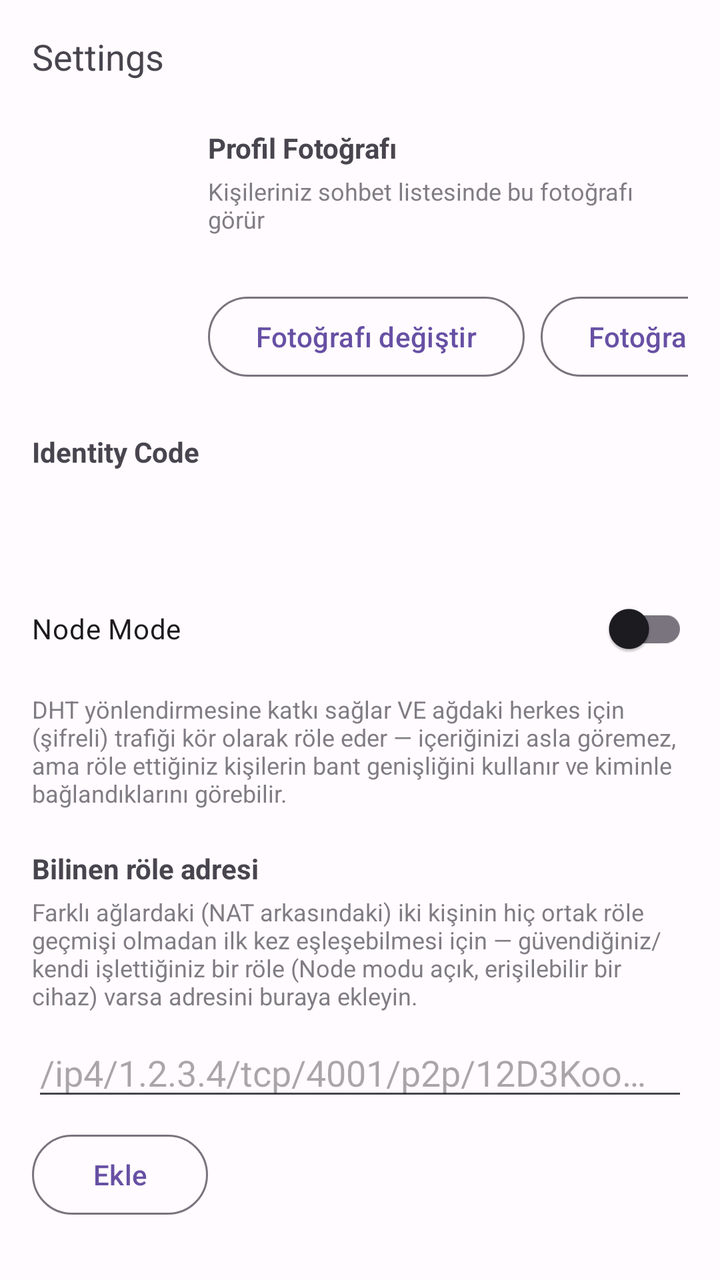
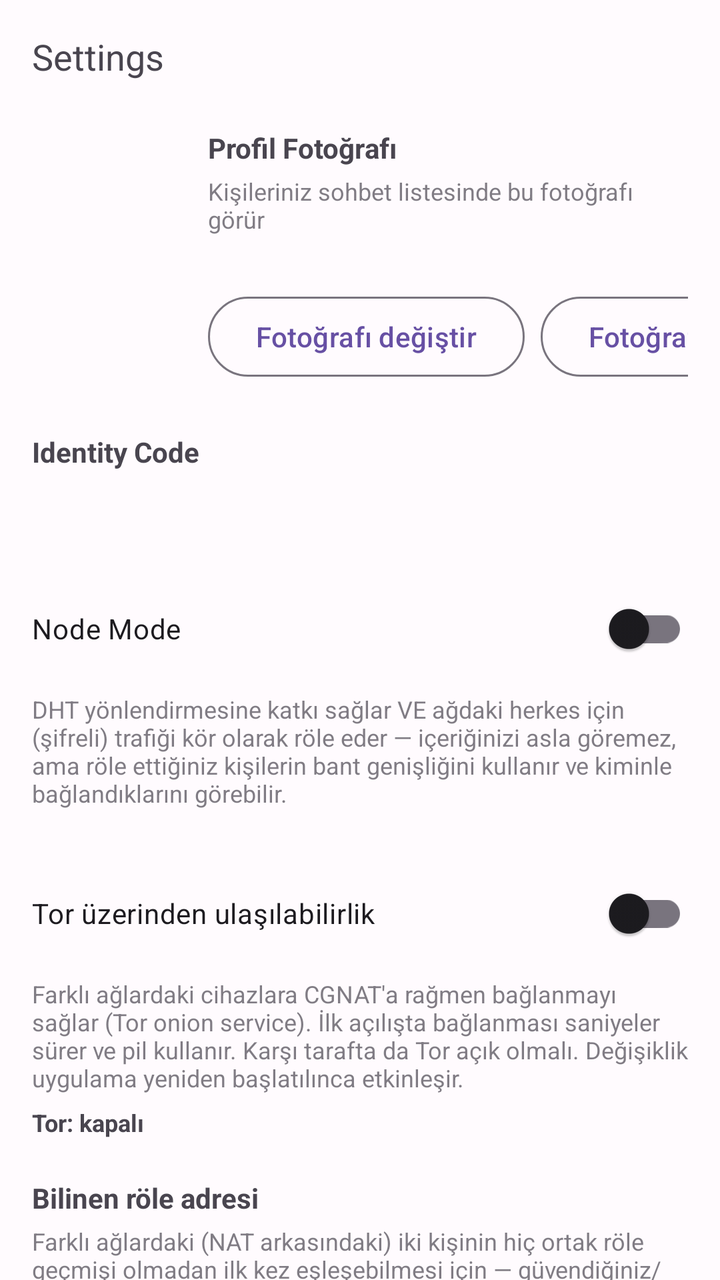

Before-and-after screenshots of an Android layout around one commit, followed by the original layout XML and the change that was made.
<!-- AndroidManifest.xml: application theme Theme.P2PMessenger -->
<!-- res/layout/fragment_settings.xml -->
<?xml version="1.0" encoding="utf-8"?>
<androidx.core.widget.NestedScrollView xmlns:android="http://schemas.android.com/apk/res/android"
    xmlns:app="http://schemas.android.com/apk/res-auto"
    android:layout_width="match_parent"
    android:layout_height="match_parent">

<androidx.constraintlayout.widget.ConstraintLayout
    android:layout_width="match_parent"
    android:layout_height="wrap_content"
    android:padding="16dp">

    <TextView
        android:id="@+id/settings_title"
        android:layout_width="wrap_content"
        android:layout_height="wrap_content"
        android:text="@string/title_settings"
        android:textSize="18sp"
        app:layout_constraintTop_toTopOf="parent"
        app:layout_constraintStart_toStartOf="parent" />

    
    <ImageView
        android:id="@+id/img_own_avatar"
        android:layout_width="72dp"
        android:layout_height="72dp"
        android:layout_marginTop="24dp"
        android:contentDescription="@string/content_desc_profile_picture"
        app:layout_constraintTop_toBottomOf="@id/settings_title"
        app:layout_constraintStart_toStartOf="parent" />

    <TextView
        android:id="@+id/lbl_own_avatar"
        android:layout_width="0dp"
        android:layout_height="wrap_content"
        android:layout_marginStart="16dp"
        android:text="@string/lbl_profile_picture"
        android:textStyle="bold"
        app:layout_constraintTop_toTopOf="@id/img_own_avatar"
        app:layout_constraintStart_toEndOf="@id/img_own_avatar"
        app:layout_constraintEnd_toEndOf="parent" />

    <TextView
        android:layout_width="0dp"
        android:layout_height="wrap_content"
        android:layout_marginStart="16dp"
        android:layout_marginTop="4dp"
        android:text="@string/lbl_profile_picture_desc"
        android:textSize="12sp"
        android:alpha="0.7"
        app:layout_constraintTop_toBottomOf="@id/lbl_own_avatar"
        app:layout_constraintStart_toEndOf="@id/img_own_avatar"
        app:layout_constraintEnd_toEndOf="parent" />

    <Button
        android:id="@+id/btn_change_picture"
        style="?attr/materialButtonOutlinedStyle"
        android:layout_width="wrap_content"
        android:layout_height="wrap_content"
        android:layout_marginStart="16dp"
        android:layout_marginTop="8dp"
        android:text="@string/action_change_picture"
        app:layout_constraintTop_toBottomOf="@id/img_own_avatar"
        app:layout_constraintStart_toEndOf="@id/img_own_avatar" />

    <Button
        android:id="@+id/btn_remove_picture"
        style="?attr/materialButtonOutlinedStyle"
        android:layout_width="wrap_content"
        android:layout_height="wrap_content"
        android:layout_marginStart="8dp"
        android:text="@string/action_remove_picture"
        app:layout_constraintTop_toTopOf="@id/btn_change_picture"
        app:layout_constraintStart_toEndOf="@id/btn_change_picture" />

    <TextView
        android:id="@+id/identity_code_label"
        android:layout_width="0dp"
        android:layout_height="wrap_content"
        android:layout_marginTop="24dp"
        android:text="@string/lbl_identity_code"
        android:textStyle="bold"
        app:layout_constraintTop_toBottomOf="@id/btn_change_picture"
        app:layout_constraintStart_toStartOf="parent"
        app:layout_constraintEnd_toEndOf="parent" />

    <TextView
        android:id="@+id/identity_code_value"
        android:layout_width="0dp"
        android:layout_height="wrap_content"
        android:layout_marginTop="4dp"
        android:textIsSelectable="true"
        android:fontFamily="monospace"
        app:layout_constraintTop_toBottomOf="@id/identity_code_label"
        app:layout_constraintStart_toStartOf="parent"
        app:layout_constraintEnd_toEndOf="parent" />

    
    <com.google.android.material.switchmaterial.SwitchMaterial
        android:id="@+id/node_mode_switch"
        android:layout_width="0dp"
        android:layout_height="wrap_content"
        android:layout_marginTop="32dp"
        android:text="@string/lbl_node_mode"
        app:layout_constraintTop_toBottomOf="@id/identity_code_value"
        app:layout_constraintStart_toStartOf="parent"
        app:layout_constraintEnd_toEndOf="parent" />

    <TextView
        android:id="@+id/node_mode_description"
        android:layout_width="0dp"
        android:layout_height="wrap_content"
        android:layout_marginTop="8dp"
        android:text="@string/lbl_node_mode_desc"
        android:textSize="12sp"
        android:alpha="0.7"
        app:layout_constraintTop_toBottomOf="@id/node_mode_switch"
        app:layout_constraintStart_toStartOf="parent"
        app:layout_constraintEnd_toEndOf="parent" />

    
    <TextView
        android:id="@+id/lbl_relay_address"
        android:layout_width="0dp"
        android:layout_height="wrap_content"
        android:layout_marginTop="20dp"
        android:text="@string/lbl_relay_address"
        android:textStyle="bold"
        app:layout_constraintTop_toBottomOf="@id/node_mode_description"
        app:layout_constraintStart_toStartOf="parent"
        app:layout_constraintEnd_toEndOf="parent" />

    <TextView
        android:id="@+id/lbl_relay_address_desc"
        android:layout_width="0dp"
        android:layout_height="wrap_content"
        android:layout_marginTop="4dp"
        android:text="@string/lbl_relay_address_desc"
        android:textSize="12sp"
        android:alpha="0.7"
        app:layout_constraintTop_toBottomOf="@id/lbl_relay_address"
        app:layout_constraintStart_toStartOf="parent"
        app:layout_constraintEnd_toEndOf="parent" />

    <EditText
        android:id="@+id/relay_address_input"
        android:layout_width="0dp"
        android:layout_height="wrap_content"
        android:layout_marginTop="8dp"
        android:hint="@string/lbl_relay_address_hint"
        android:inputType="textUri"
        android:maxLines="1"
        app:layout_constraintTop_toBottomOf="@id/lbl_relay_address_desc"
        app:layout_constraintStart_toStartOf="parent"
        app:layout_constraintEnd_toEndOf="parent" />

    <Button
        android:id="@+id/btn_add_relay_address"
        style="?attr/materialButtonOutlinedStyle"
        android:layout_width="wrap_content"
        android:layout_height="wrap_content"
        android:layout_marginTop="8dp"
        android:text="@string/action_add_relay_address"
        app:layout_constraintTop_toBottomOf="@id/relay_address_input"
        app:layout_constraintStart_toStartOf="parent" />

    
    <com.google.android.material.switchmaterial.SwitchMaterial
        android:id="@+id/oled_black_switch"
        android:layout_width="0dp"
        android:layout_height="wrap_content"
        android:layout_marginTop="32dp"
        android:text="@string/lbl_oled_black"
        app:layout_constraintTop_toBottomOf="@id/btn_add_relay_address"
        app:layout_constraintStart_toStartOf="parent"
        app:layout_constraintEnd_toEndOf="parent" />

    <TextView
        android:id="@+id/oled_black_description"
        android:layout_width="0dp"
        android:layout_height="wrap_content"
        android:layout_marginTop="8dp"
        android:text="@string/lbl_oled_black_desc"
        android:textSize="12sp"
        android:alpha="0.7"
        app:layout_constraintTop_toBottomOf="@id/oled_black_switch"
        app:layout_constraintStart_toStartOf="parent"
        app:layout_constraintEnd_toEndOf="parent" />

    <TextView
        android:id="@+id/key_security_label"
        android:layout_width="0dp"
        android:layout_height="wrap_content"
        android:layout_marginTop="32dp"
        android:text="@string/lbl_key_security"
        android:textStyle="bold"
        app:layout_constraintTop_toBottomOf="@id/oled_black_description"
        app:layout_constraintStart_toStartOf="parent"
        app:layout_constraintEnd_toEndOf="parent" />

    <TextView
        android:id="@+id/key_security_status"
        android:layout_width="0dp"
        android:layout_height="wrap_content"
        android:layout_marginTop="4dp"
        android:textSize="12sp"
        android:alpha="0.7"
        app:layout_constraintTop_toBottomOf="@id/key_security_label"
        app:layout_constraintStart_toStartOf="parent"
        app:layout_constraintEnd_toEndOf="parent" />

</androidx.constraintlayout.widget.ConstraintLayout>

</androidx.core.widget.NestedScrollView>
<!-- resources referenced by this layout -->
<resources>
  <string name="action_add_relay_address">Ekle</string>
  <string name="action_change_picture">Fotoğrafı değiştir</string>
  <string name="action_remove_picture">Fotoğrafı kaldır</string>
  <string name="content_desc_profile_picture">Profil fotoğrafı</string>
  <string name="lbl_identity_code">Identity Code</string>
  <string name="lbl_key_security">Anahtar Güvenliği</string>
  <string name="lbl_node_mode">Node Mode</string>
  <string name="lbl_node_mode_desc">DHT yönlendirmesine katkı sağlar VE ağdaki herkes için (şifreli) trafiği kör olarak röle eder — içeriğinizi asla göremez, ama röle ettiğiniz kişilerin bant genişliğini kullanır ve kiminle bağlandıklarını görebilir.</string>
  <string name="lbl_oled_black">OLED Siyah</string>
  <string name="lbl_oled_black_desc">Koyu temadayken arkaplanı tam siyaha (#000000) çevirir — AMOLED ekranlarda pil tasarrufu sağlar</string>
  <string name="lbl_profile_picture">Profil Fotoğrafı</string>
  <string name="lbl_profile_picture_desc">Kişileriniz sohbet listesinde bu fotoğrafı görür</string>
  <string name="lbl_relay_address">Bilinen röle adresi</string>
  <string name="lbl_relay_address_desc">Farklı ağlardaki (NAT arkasındaki) iki kişinin hiç ortak röle geçmişi olmadan ilk kez eşleşebilmesi için — güvendiğiniz/kendi işlettiğiniz bir röle (Node modu açık, erişilebilir bir cihaz) varsa adresini buraya ekleyin.</string>
  <string name="lbl_relay_address_hint">/ip4/1.2.3.4/tcp/4001/p2p/12D3Koo…</string>
  <string name="title_settings">Settings</string>
  <color name="md_primary">#6750A4</color>
  <color name="md_on_primary">#FFFFFF</color>
  <color name="md_primary_container">#EADDFF</color>
  <color name="md_on_primary_container">#21005D</color>
  <color name="md_secondary">#625B71</color>
  <color name="md_on_secondary">#FFFFFF</color>
  <color name="md_secondary_container">#E8DEF8</color>
  <color name="md_on_secondary_container">#1D192B</color>
  <color name="md_tertiary">#7D5260</color>
  <color name="md_on_tertiary">#FFFFFF</color>
  <color name="md_surface">#FFFBFE</color>
  <color name="md_on_surface">#1C1B1F</color>
  <color name="md_surface_variant">#E7E0EC</color>
  <color name="md_on_surface_variant">#49454F</color>
  <color name="md_background">#FFFBFE</color>
  <color name="md_on_background">#1C1B1F</color>
  <color name="md_outline">#79747E</color>
  <color name="md_error">#B3261E</color>
  <color name="md_on_error">#FFFFFF</color>
  <color name="md_error_container">#F9DEDC</color>
  <color name="md_on_error_container">#410E0B</color>
  <!-- unchanged entries left out for length: 1 -->
</resources>

<!-- the commit's change to res/layout/fragment_settings.xml (unified diff, before → after) -->
@@ -118,6 +118,41 @@
         app:layout_constraintEnd_toEndOf="parent" />
 
     
+    <com.google.android.material.switchmaterial.SwitchMaterial
+        android:id="@+id/tor_switch"
+        android:layout_width="0dp"
+        android:layout_height="wrap_content"
+        android:layout_marginTop="28dp"
+        android:text="@string/lbl_tor"
+        app:layout_constraintTop_toBottomOf="@id/node_mode_description"
+        app:layout_constraintStart_toStartOf="parent"
+        app:layout_constraintEnd_toEndOf="parent" />
+
+    <TextView
+        android:id="@+id/tor_description"
+        android:layout_width="0dp"
+        android:layout_height="wrap_content"
+        android:layout_marginTop="8dp"
+        android:text="@string/lbl_tor_desc"
+        android:textSize="12sp"
+        android:alpha="0.7"
+        app:layout_constraintTop_toBottomOf="@id/tor_switch"
+        app:layout_constraintStart_toStartOf="parent"
+        app:layout_constraintEnd_toEndOf="parent" />
+
+    <TextView
+        android:id="@+id/tor_status"
+        android:layout_width="0dp"
+        android:layout_height="wrap_content"
+        android:layout_marginTop="6dp"
+        android:text="@string/tor_status_disabled"
+        android:textSize="12sp"
+        android:textStyle="bold"
+        app:layout_constraintTop_toBottomOf="@id/tor_description"
+        app:layout_constraintStart_toStartOf="parent"
+        app:layout_constraintEnd_toEndOf="parent" />
+
+    
     <TextView
         android:id="@+id/lbl_relay_address"
         android:layout_width="0dp"
@@ -125,7 +160,7 @@
         android:layout_marginTop="20dp"
         android:text="@string/lbl_relay_address"
         android:textStyle="bold"
-        app:layout_constraintTop_toBottomOf="@id/node_mode_description"
+        app:layout_constraintTop_toBottomOf="@id/tor_status"
         app:layout_constraintStart_toStartOf="parent"
         app:layout_constraintEnd_toEndOf="parent" />
 
<!-- resource entries referenced after the edit -->
@@ -15,7 +15,10 @@
   <string name="lbl_relay_address">Bilinen röle adresi</string>
   <string name="lbl_relay_address_desc">Farklı ağlardaki (NAT arkasındaki) iki kişinin hiç ortak röle geçmişi olmadan ilk kez eşleşebilmesi için — güvendiğiniz/kendi işlettiğiniz bir röle (Node modu açık, erişilebilir bir cihaz) varsa adresini buraya ekleyin.</string>
   <string name="lbl_relay_address_hint">/ip4/1.2.3.4/tcp/4001/p2p/12D3Koo…</string>
+  <string name="lbl_tor">Tor üzerinden ulaşılabilirlik</string>
+  <string name="lbl_tor_desc">Farklı ağlardaki cihazlara CGNAT\'a rağmen bağlanmayı sağlar (Tor onion service). İlk açılışta bağlanması saniyeler sürer ve pil kullanır. Karşı tarafta da Tor açık olmalı. Değişiklik uygulama yeniden başlatılınca etkinleşir.</string>
   <string name="title_settings">Settings</string>
+  <string name="tor_status_disabled">Tor: kapalı</string>
   <color name="md_primary">#6750A4</color>
   <color name="md_on_primary">#FFFFFF</color>
   <color name="md_primary_container">#EADDFF</color>
